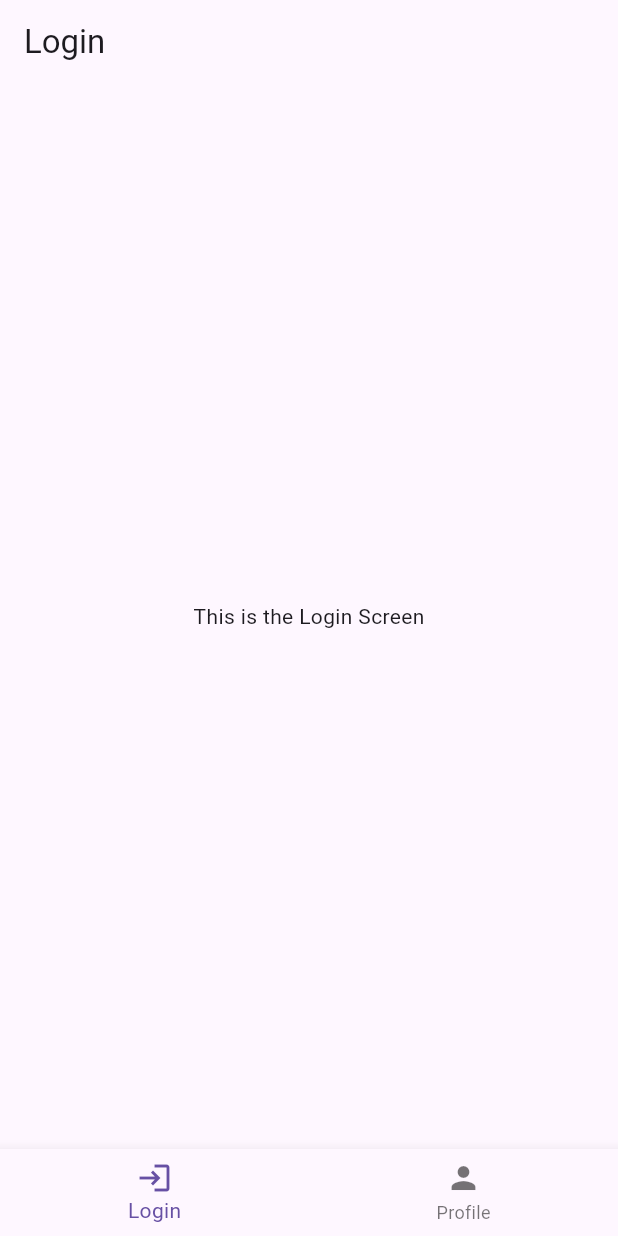
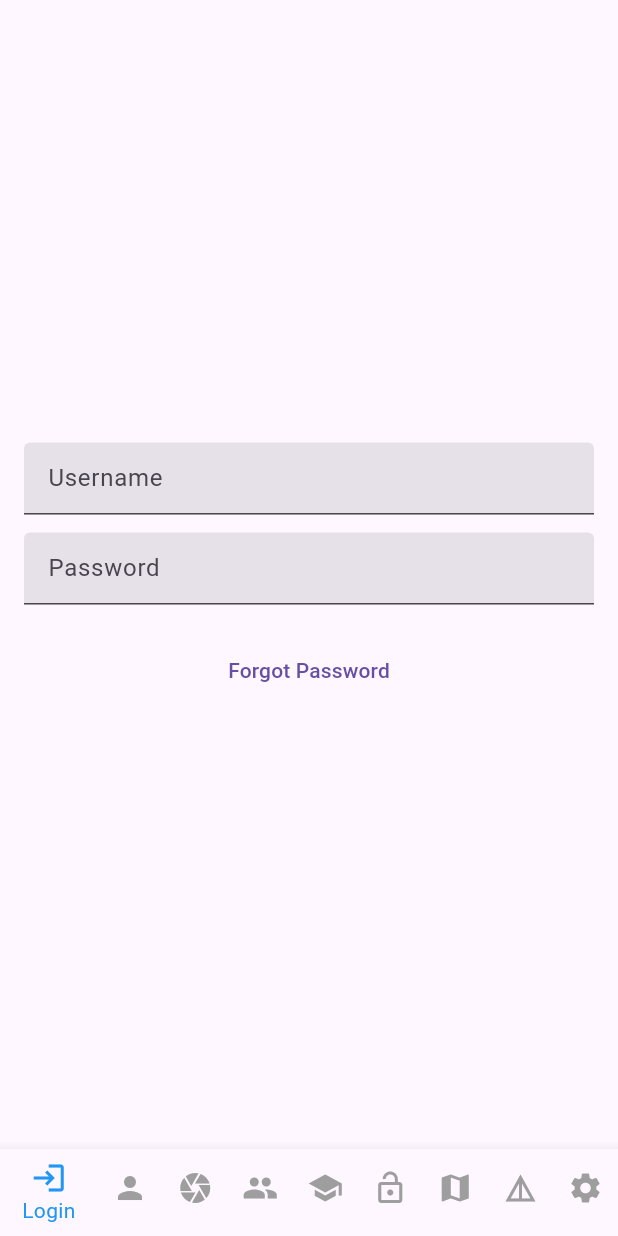
Before and after one commit to rrttll/orlando_recycling_app, a Flutter app: the screen it shows after launch, on a phone screen of 412 x 824 dp. Run offline on Flutter 3.47's test engine with Material 3 defaults, Android fonts, the phone set to English and light mode, and no system bars.

Commit message:
expanded working prototype

```diff
--- a/lib/main.dart
+++ b/lib/main.dart
@@ -1,13 +1,18 @@
 // File: lib/main.dart
 import 'package:flutter/material.dart';
-import 'screens/login_screen.dart';
 import 'screens/user_profile_screen.dart';
-// Import other screens here
+import 'screens/barcode_scanner_screen.dart';
+import 'screens/community_feature_screen.dart';
+import 'screens/educational_screen.dart';
+import 'screens/recover_password_screen.dart';
+import 'screens/map_schedule_screen.dart';
+import 'screens/resource_details_screen.dart';
+import 'screens/settings_screen.dart';
 
 void main() => runApp(MyApp());
 
 class MyApp extends StatelessWidget {
-  @override
+ @override
   Widget build(BuildContext context) {
     return MaterialApp(
       title: 'Orlando Recycles',
@@ -24,9 +29,15 @@
 class _HomeScreenState extends State<HomeScreen> {
   int _selectedIndex = 0;
   final List<Widget> _widgetOptions = [
-    LoginScreen(),
-    UserProfileScreen(),
-    // Add other screens as you create them
+    Scaffold(body: LoginScreen()),
+    Scaffold(body: UserProfileScreen()),
+    Scaffold(body: BarcodeScannerScreen()),
+    Scaffold(body: CommunityFeatureScreen()),
+    Scaffold(body: EducationalScreen()),
+    Scaffold(body: RecoverPasswordScreen()),
+    Scaffold(body: MapScheduleScreen()),
+    Scaffold(body: ResourceDetailsScreen()),
+    Scaffold(body: SettingsScreen()),
   ];
 
   void _onItemTapped(int index) {
@@ -38,11 +49,11 @@
   @override
   Widget build(BuildContext context) {
     return Scaffold(
-      body: Center(
-        child: _widgetOptions.elementAt(_selectedIndex),
-      ),
+      body: _widgetOptions.elementAt(_selectedIndex),
       bottomNavigationBar: BottomNavigationBar(
-        items: const <BottomNavigationBarItem>[
+        unselectedItemColor: Colors.grey,
+        selectedItemColor: Colors.blue,
+        items: <BottomNavigationBarItem>[
           BottomNavigationBarItem(
             icon: Icon(Icons.login),
             label: 'Login',
@@ -51,7 +62,34 @@
             icon: Icon(Icons.person),
             label: 'Profile',
           ),
-          // Add other items for your screens here
+          BottomNavigationBarItem(
+            icon: Icon(Icons.camera),
+            label: 'Barcode',
+          ),
+          BottomNavigationBarItem(
+            icon: Icon(Icons.group),
+            label: 'Community',
+          ),
+          BottomNavigationBarItem(
+            icon: Icon(Icons.school),
+            label: 'Education',
+          ),
+          BottomNavigationBarItem(
+            icon: Icon(Icons.lock_open),
+            label: 'Recover Password',
+          ),
+          BottomNavigationBarItem(
+            icon: Icon(Icons.map),
+            label: 'Map Schedule',
+          ),
+          BottomNavigationBarItem(
+            icon: Icon(Icons.details),
+            label: 'Resource Details',
+          ),
+          BottomNavigationBarItem(
+            icon: Icon(Icons.settings),
+            label: 'Settings',
+          ),
         ],
         currentIndex: _selectedIndex,
         onTap: _onItemTapped,
@@ -59,3 +97,40 @@
     );
   }
 }
+
+class LoginScreen extends StatelessWidget {
+  @override
+  Widget build(BuildContext context) {
+    return Padding(
+      padding: const EdgeInsets.all(16.0),
+      child: Column(
+        mainAxisAlignment: MainAxisAlignment.center,
+        children: <Widget>[
+          TextField(
+            decoration: InputDecoration(
+              labelText: 'Username',
+              filled: true,
+              isDense: true,
+            ),
+          ),
+          SizedBox(height: 12), // Gives a bit of space between the fields
+          TextField(
+            decoration: InputDecoration(
+              labelText: 'Password',
+              filled: true,
+              isDense: true,
+            ),
+            obscureText: true,
+          ),
+          SizedBox(height: 20), // Gives a bit of space between the fields and the button
+          TextButton(
+            onPressed: () {
+              // TODO: Implement "Forgot Password" functionality
+            },
+            child: Text('Forgot Password'),
+          ),
+        ],
+      ),
+    );
+  }
+}
```
